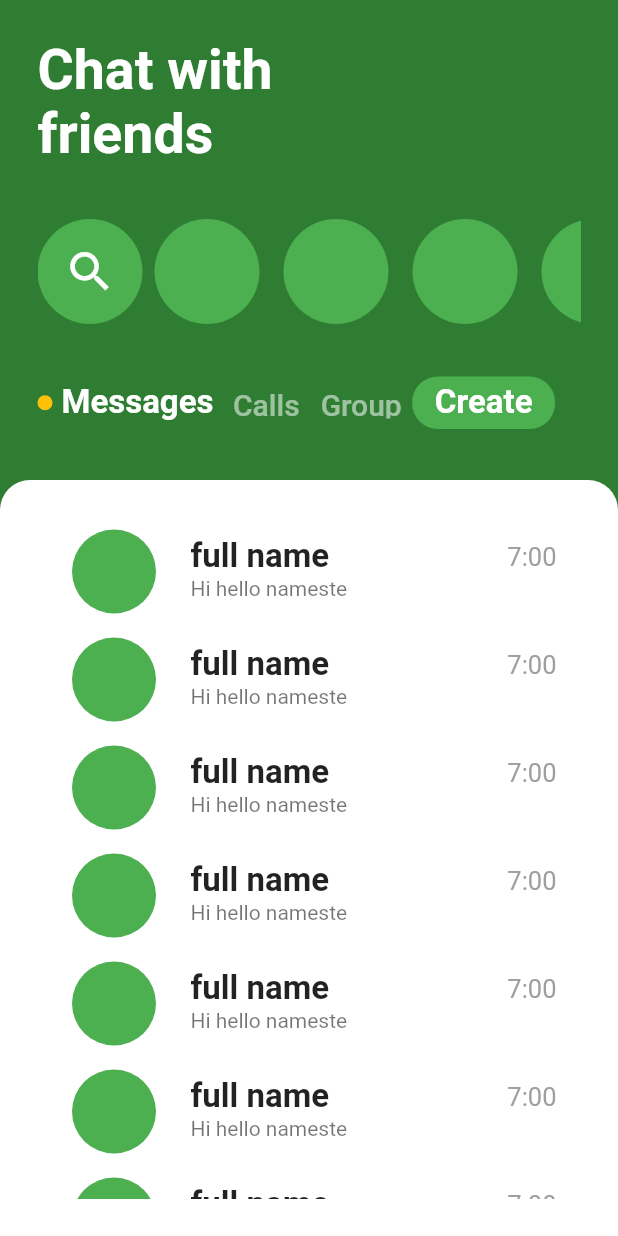
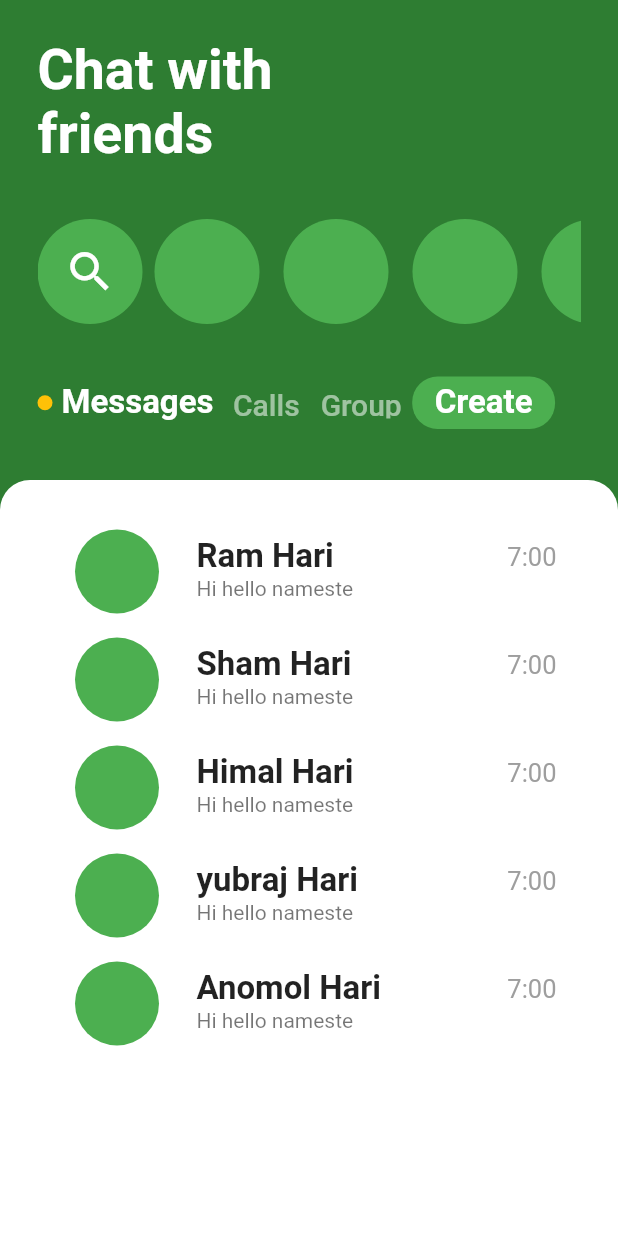
Before and after one commit to anasgamal1/Chat-UI, a Flutter app: the screen it shows after launch, on a phone screen of 412 x 824 dp. Run offline on Flutter 3.47's test engine with Material 2 defaults, Android fonts, the phone set to English and light mode, and no system bars.

Commit message:
There are a problrms in my code

```diff
--- a/lib/chat_room.dart
+++ b/lib/chat_room.dart
@@ -1,5 +1,39 @@
 import 'package:flutter/cupertino.dart';
 import 'package:flutter/material.dart';
+import 'user.dart';
+
+List<User> users = [
+  User(
+      activeMsg: true,
+      message: 'Hello ka xa halkabar',
+      name: 'Ram Hari',
+      photoUrl: '',
+      time: '7:00'),
+  User(
+      activeMsg: false,
+      message: 'ko ho aelo',
+      name: 'Sham Hari',
+      photoUrl: '',
+      time: '7:50'),
+  User(
+      activeMsg: false,
+      message: 'Have a good day',
+      name: 'Himal Hari',
+      photoUrl: '',
+      time: '5:60'),
+  User(
+      activeMsg: false,
+      message: 'Hey! whats up man',
+      name: 'yubraj Hari',
+      photoUrl: '',
+      time: '4:57'),
+  User(
+      activeMsg: false,
+      message: 'Anomol send a photo',
+      name: 'Anomol Hari',
+      photoUrl: '',
+      time: '3:14')
+];
 
 class ChatRoom extends StatelessWidget {
   @override
@@ -137,17 +171,17 @@ class ChatRoom extends StatelessWidget {
                   ),
                 ),
                 child: ListView.builder(
-                    itemCount: 10,
+                    itemCount: users.length,
                     itemBuilder: (BuildContext context, int index) {
                       return ListTile(
                         leading: CircleAvatar(
                           backgroundColor: Colors.green,
-                          radius: 35,
+                          radius: 37,
                         ),
                         title: Row(
                           children: [
                             Text(
-                              'full name',
+                              users[index].name,
                               style: TextStyle(
                                 fontSize: 22,
                                 fontWeight: FontWeight.bold,
```
Also changed, not shown: lib/user.dart (added, +51 -0 lines).
